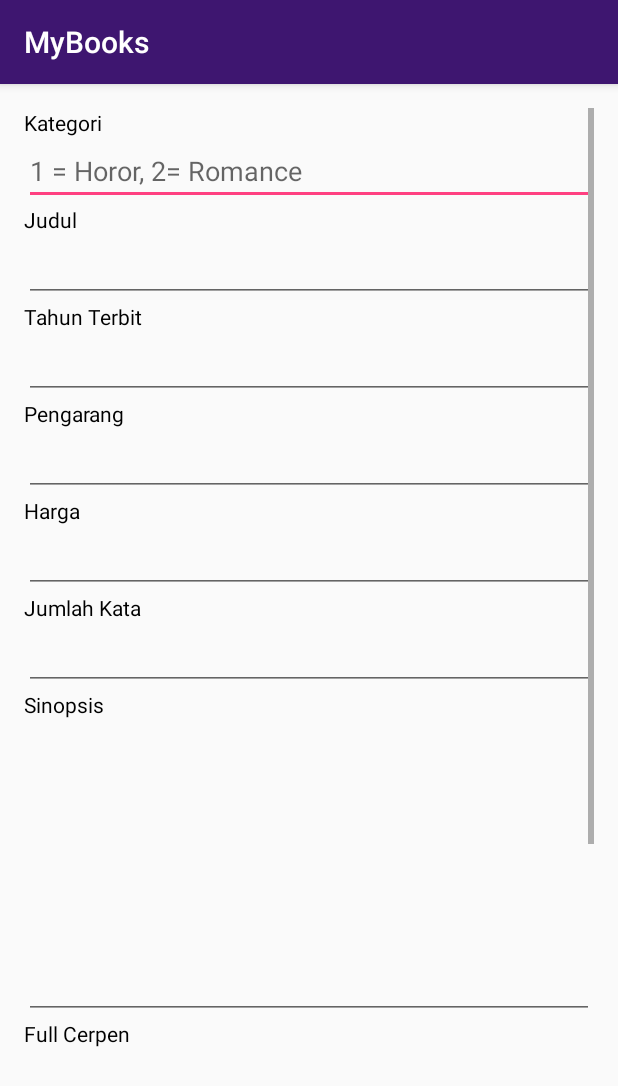
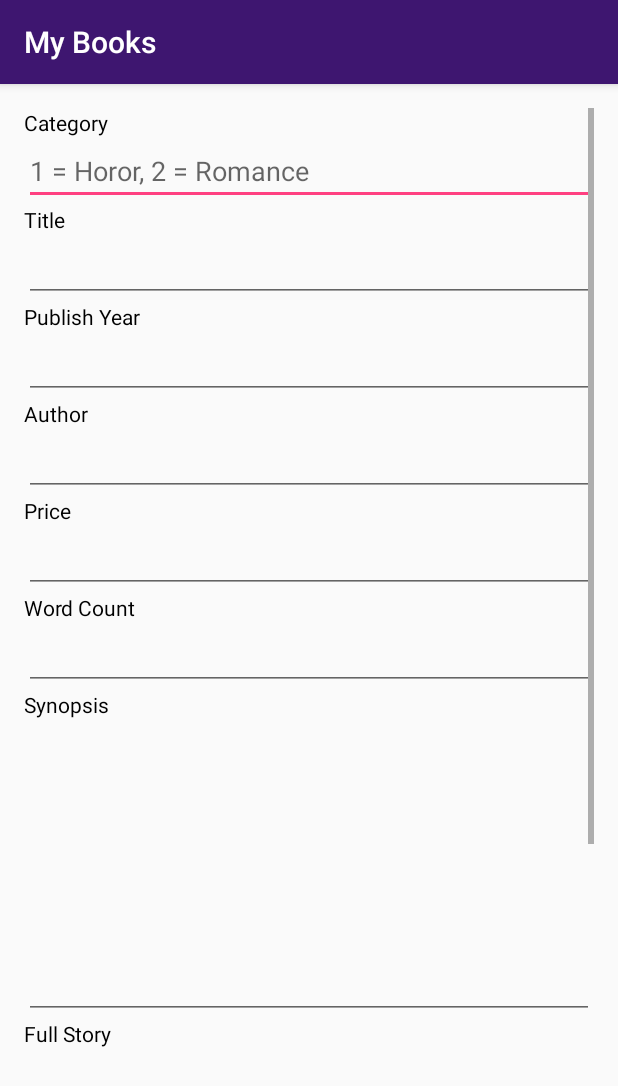
Before and after one commit to mulyani98/My-Books, an Android app: the InputCerpenActivity screen opened directly, with no data from a screen before it, on a phone screen of 412 x 824 dp. Shown: the top 1086 px of the screen. Run offline under Robolectric (Android 15) with nearby library versions, the phone set to English and light mode, and no system bars; our stand-ins replace Firebase (no records; nobody signed in at launch, a user with empty details on screens opened directly).

Commit message:
change layout

```diff
--- a/app/src/main/res/layout/activity_input_buku.xml
+++ b/app/src/main/res/layout/activity_input_buku.xml
@@ -14,7 +14,7 @@
         <TextView
             android:layout_width="wrap_content"
             android:layout_height="wrap_content"
-            android:text="Kategori"
+            android:text="@string/category"
             android:textColor="#000"/>
 
         <EditText
@@ -23,112 +23,128 @@
             android:id="@+id/editTextKategori"
             android:lines="1"
             android:inputType="number"
-            android:hint="1 = Horor, 2= Romance"/>
+            android:hint="@string/category_hint"
+            android:autofillHints="Book category" />
+
         <TextView
             android:layout_width="wrap_content"
             android:layout_height="wrap_content"
-            android:text="Judul"
+            android:text="@string/title"
             android:textColor="#000"/>
 
         <EditText
             android:layout_width="match_parent"
             android:layout_height="wrap_content"
-            android:id="@+id/editTextJudul" />
+            android:id="@+id/editTextJudul"
+            android:autofillHints="Input book title"
+            android:inputType="text" />
+
         <TextView
             android:layout_width="wrap_content"
             android:layout_height="wrap_content"
-            android:text="Tahun Terbit"
+            android:text="@string/publish_year"
             android:textColor="#000"/>
 
         <EditText
             android:layout_width="match_parent"
             android:layout_height="wrap_content"
             android:inputType="number"
-            android:id="@+id/editTextTahun" />
+            android:id="@+id/editTextTahun"
+            android:autofillHints="publish year" />
+
         <TextView
             android:layout_width="wrap_content"
             android:layout_height="wrap_content"
-            android:text="Pengarang"
+            android:text="@string/author"
             android:textColor="#000"/>
 
         <EditText
             android:layout_width="match_parent"
             android:layout_height="wrap_content"
-            android:id="@+id/editTextPengarang" />
+            android:id="@+id/editTextPengarang"
+            android:autofillHints="author"
+            android:inputType="text" />
+
         <TextView
             android:layout_width="wrap_content"
             android:layout_height="wrap_content"
-            android:text="Harga"
+            android:text="@string/price"
             android:textColor="#000"/>
 
         <EditText
             android:layout_width="match_parent"
             android:layout_height="wrap_content"
             android:inputType="number"
-            android:id="@+id/editTextHarga" />
+            android:id="@+id/editTextHarga"
+            android:autofillHints="price" />
+
         <TextView
             android:layout_width="wrap_content"
             android:layout_height="wrap_content"
-            android:text="Jumlah Kata"
+            android:text="@string/word_count"
             android:textColor="#000"/>
 
         <EditText
             android:layout_width="match_parent"
             android:layout_height="wrap_content"
             android:inputType="number"
-            android:id="@+id/editTextJumlah" />
+            android:id="@+id/editTextJumlah"
+            android:autofillHints="word count" />
 
         <TextView
             android:layout_width="wrap_content"
             android:layout_height="wrap_content"
-            android:text="Sinopsis"
+            android:text="@string/synopsis"
             android:textColor="#000"/>
 
         <EditText
             android:layout_width="match_parent"
             android:layout_height="200dp"
             android:gravity="start|left"
-            android:id="@+id/editTextSinopsis" />
+            android:id="@+id/editTextSinopsis"
+            android:autofillHints="synopsis"
+            android:inputType="text" />
+
         <TextView
             android:layout_width="wrap_content"
             android:layout_height="wrap_content"
-            android:text="Full Cerpen"
+            android:text="@string/full_story"
             android:textColor="#000"/>
 
         <EditText
             android:layout_width="match_parent"
             android:layout_height="400dp"
             android:gravity="start|left"
-            android:id="@+id/editTextFullText" />
+            android:id="@+id/editTextFullText"
+            android:autofillHints="full story"
+            android:inputType="text" />
+
         <LinearLayout
             android:layout_width="match_parent"
             android:layout_height="wrap_content"
             android:orientation="horizontal"
             android:layout_marginBottom="16dp">
+
             <TextView
                 android:layout_width="wrap_content"
                 android:layout_height="wrap_content"
-                android:text="Link Gambar : "
+                android:text="@string/image_link"
                 android:textColor="#000"/>
+
             <EditText
                 android:layout_width="match_parent"
                 android:layout_height="wrap_content"
-                android:id="@+id/editTextGambar" />
-            <!--<ImageView
-                android:layout_width="90dp"
-                android:layout_height="90dp"
-                android:id="@+id/ShowImageView"/>
-            <Button
-                android:layout_width="wrap_content"
-                android:layout_height="wrap_content"
-                android:text="..."
-                android:id="@+id/btn_pilih_gambar"/>-->
+                android:id="@+id/editTextGambar"
+                android:autofillHints="image link:"
+                android:inputType="text" />
+
         </LinearLayout>
 
         <Button
             android:layout_width="match_parent"
             android:layout_height="wrap_content"
-            android:text="Tambah Cerpen"
+            android:text="@string/add_book"
             android:id="@+id/buttonAdd" />
+
     </LinearLayout>
 </ScrollView>
--- a/app/src/main/res/layout/fragment_favorit.xml
+++ b/app/src/main/res/layout/fragment_favorit.xml
@@ -4,7 +4,6 @@
     android:layout_height="match_parent"
     tools:context="com.mulyani.mybooks.FavoritFragment">
 
-    <!-- TODO: Update blank fragment layout -->
     <ListView
         android:layout_width="match_parent"
         android:layout_height="match_parent"
--- a/app/src/main/res/values/strings.xml
+++ b/app/src/main/res/values/strings.xml
@@ -1,13 +1,13 @@
 <resources>
-    <string name="app_name">MyBooks</string>
+    <string name="app_name">My Books</string>
 
-    <!-- TODO: Remove or change this placeholder text -->
     <string name="hello_blank_fragment">Hello blank fragment</string>
 
     <string-array name="spinner_kategori">
         <item>Romance</item>
         <item>Horror</item>
     </string-array>
+
     <string name="title_activity_detail">DetailActivity</string>
     <string name="action_settings">Settings</string>
     <string name="title_activity_detail_favorit">DetailFavoritActivity</string>
@@ -40,6 +40,7 @@
     <string name="hint_user_id">User ID</string>
     <string name="get_custom_token">Get Token</string>
     <string name="sign_in">Sign In</string>
+    <string name="sign_up">Sign Up</string>
     <string name="create_account">Create Account</string>
     <string name="sign_out">Sign Out</string>
     <string name="verify_email">Verify Email</string>
@@ -88,5 +89,28 @@
     <string name="email_fmt">Email: %s</string>
     <string name="floatingactionbutton">Floatingactionbutton</string>
     <string name="imageview">imageview</string>
+    <string name="password">Password</string>
+    <string name="email">Email</string>
+    <string name="don_t_have_account_signup_here">Don\'t have account? Sign up here</string>
+    <string name="category">Category</string>
+    <string name="category_hint">1 = Horor, 2 = Romance</string>
+    <string name="title">Title</string>
+    <string name="publish_year">Publish Year</string>
+    <string name="author">Author</string>
+    <string name="price">Price</string>
+    <string name="word_count">Word Count</string>
+    <string name="synopsis">Synopsis</string>
+    <string name="full_story">Full Story</string>
+    <string name="image_link">Image Link:</string>
+    <string name="add_book">Add Book</string>
+    <string name="already_signup_signin_here">Already Sign up? Sign in here</string>
+    <string name="about">About</string>
+    <string name="about_detail">Welcome to My Books, feel free to use this application.</string>
+    <string name="choose_category">Choose Category</string>
+    <string name="search_book">Search Book</string>
+    <string name="image_book">image_book</string>
+    <string name="book_title">Title book</string>
+    <string name="story">Story</string>
+    <string name="the_story">The story are</string>
 
 </resources>
```
Also changed, not shown: app/src/main/res/layout/activity_autentikasi.xml (+25 -20 lines), app/src/main/res/layout/activity_register.xml (+27 -20 lines), app/src/main/res/layout/activity_splash.xml (+19 -21 lines), app/src/main/res/layout/fragment_about.xml (+32 -14 lines), app/src/main/res/layout/fragment_home.xml (+6 -3 lines), app/src/main/res/layout/item_favorit.xml (+21 -8 lines), app/src/main/res/layout/list_cerpen.xml (+9 -4 lines).
